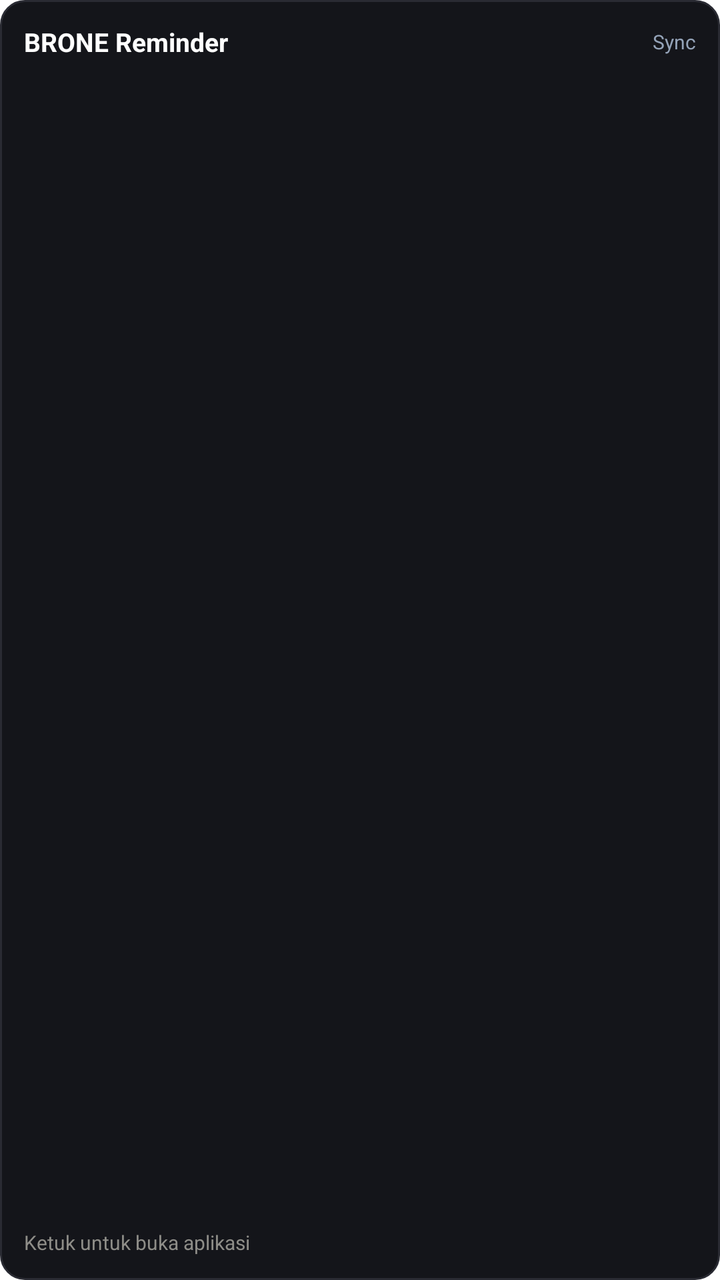
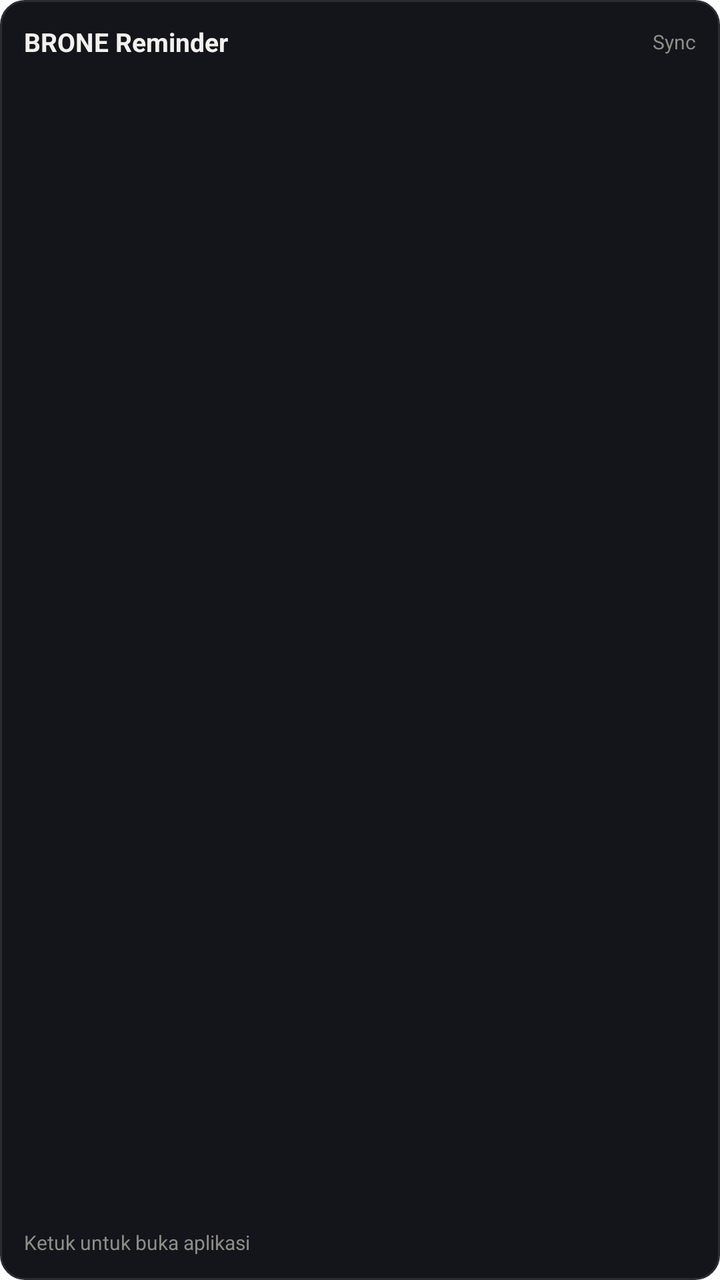

Before-and-after screenshots of an Android layout around one commit, followed by the original layout XML and the change that was made.
<!-- AndroidManifest.xml: application theme Theme.reminder_widget -->
<!-- res/layout/widget_reminder_layout.xml -->
<?xml version="1.0" encoding="utf-8"?>
<LinearLayout xmlns:android="http://schemas.android.com/apk/res/android"
    android:id="@+id/widget_root"
    android:layout_width="match_parent"
    android:layout_height="match_parent"
    android:background="@drawable/widget_background"
    android:orientation="vertical"
    android:padding="12dp">

    
    <LinearLayout
        android:layout_width="match_parent"
        android:layout_height="wrap_content"
        android:gravity="center_vertical"
        android:orientation="horizontal"
        android:paddingBottom="8dp">

        <TextView
            android:layout_width="0dp"
            android:layout_height="wrap_content"
            android:layout_weight="1"
            android:text="BRONE Reminder"
            android:textColor="#ffffff"
            android:textSize="13sp"
            android:textStyle="bold" />

        <TextView
            android:id="@+id/widget_sync_time"
            android:layout_width="wrap_content"
            android:layout_height="wrap_content"
            android:text="Sync"
            android:textColor="#94a3b8"
            android:textSize="10sp" />
    </LinearLayout>

    
    <LinearLayout
        android:id="@+id/widget_hero"
        android:layout_width="match_parent"
        android:layout_height="wrap_content"
        android:orientation="vertical"
        android:paddingBottom="6dp"
        android:visibility="gone">

        <TextView
            android:id="@+id/widget_hero_count"
            android:layout_width="wrap_content"
            android:layout_height="wrap_content"
            android:fontFamily="monospace"
            android:textColor="#C14A4A"
            android:textSize="20sp"
            android:textStyle="bold" />

        <TextView
            android:id="@+id/widget_hero_sub"
            android:layout_width="wrap_content"
            android:layout_height="wrap_content"
            android:layout_marginTop="2dp"
            android:ellipsize="end"
            android:maxLines="1"
            android:textColor="#B8B6B0"
            android:textSize="11sp" />
    </LinearLayout>

    
    <ListView
        android:id="@+id/widget_task_list"
        android:layout_width="match_parent"
        android:layout_height="0dp"
        android:layout_weight="1"
        android:divider="@null"
        android:dividerHeight="0dp"
        android:scrollbars="none" />

    
    <LinearLayout
        android:id="@+id/widget_empty_view"
        android:layout_width="match_parent"
        android:layout_height="0dp"
        android:layout_weight="1"
        android:gravity="center"
        android:orientation="vertical"
        android:visibility="gone">

        <TextView
            android:layout_width="wrap_content"
            android:layout_height="wrap_content"
            android:text="Tidak ada deadline mendekat"
            android:textColor="#8E8D88"
            android:textSize="12sp"
            android:textStyle="bold" />

        <TextView
            android:layout_width="wrap_content"
            android:layout_height="wrap_content"
            android:layout_marginTop="2dp"
            android:text="Buka aplikasi untuk sinkronisasi"
            android:textColor="#8E8D88"
            android:textSize="10sp" />
    </LinearLayout>

    <TextView
        android:layout_width="wrap_content"
        android:layout_height="wrap_content"
        android:layout_marginTop="4dp"
        android:text="Ketuk untuk buka aplikasi"
        android:textColor="#8E8D88"
        android:textSize="10sp" />

</LinearLayout>
<!-- resources referenced by this layout -->
<resources>
  <!-- drawable widget_background (drawable) -->
  <?xml version="1.0" encoding="utf-8"?>
  <shape xmlns:android="http://schemas.android.com/apk/res/android"
      android:shape="rectangle">
      <solid android:color="#14151A" />
      <stroke
          android:width="1dp"
          android:color="#2A2B33" />
      <corners android:radius="12dp" />
  </shape>
  <style name="Theme.reminder_widget" parent="Theme.MaterialComponents.DayNight.NoActionBar">
          
      </style>
</resources>

<!-- the commit's change to res/layout/widget_reminder_layout.xml (unified diff, before → after) -->
@@ -20,7 +20,7 @@
             android:layout_height="wrap_content"
             android:layout_weight="1"
             android:text="BRONE Reminder"
-            android:textColor="#ffffff"
+            android:textColor="#F2F1EE"
             android:textSize="13sp"
             android:textStyle="bold" />
 
@@ -29,7 +29,7 @@
             android:layout_width="wrap_content"
             android:layout_height="wrap_content"
             android:text="Sync"
-            android:textColor="#94a3b8"
+            android:textColor="#8E8D88"
             android:textSize="10sp" />
     </LinearLayout>
 
@@ -47,7 +47,7 @@
             android:layout_width="wrap_content"
             android:layout_height="wrap_content"
             android:fontFamily="monospace"
-            android:textColor="#C14A4A"
+            android:textColor="#D66161"
             android:textSize="20sp"
             android:textStyle="bold" />
 
